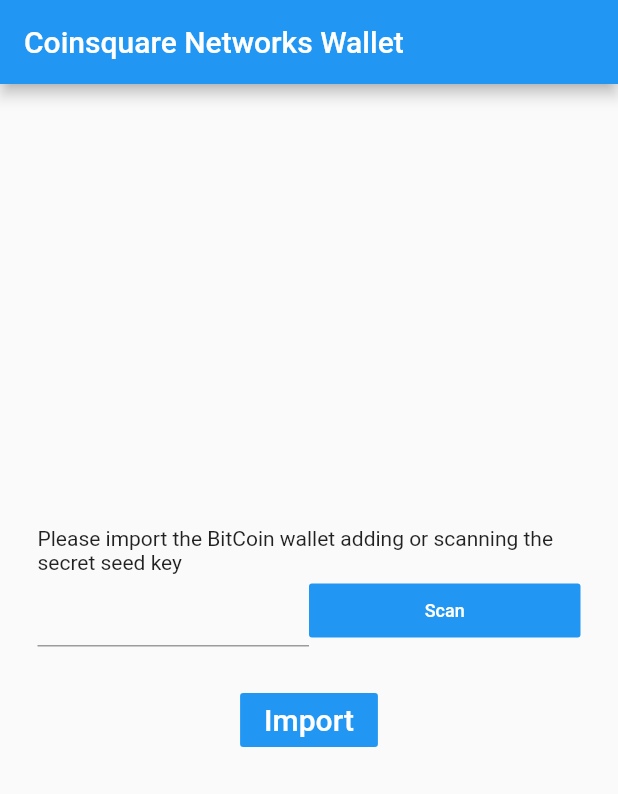
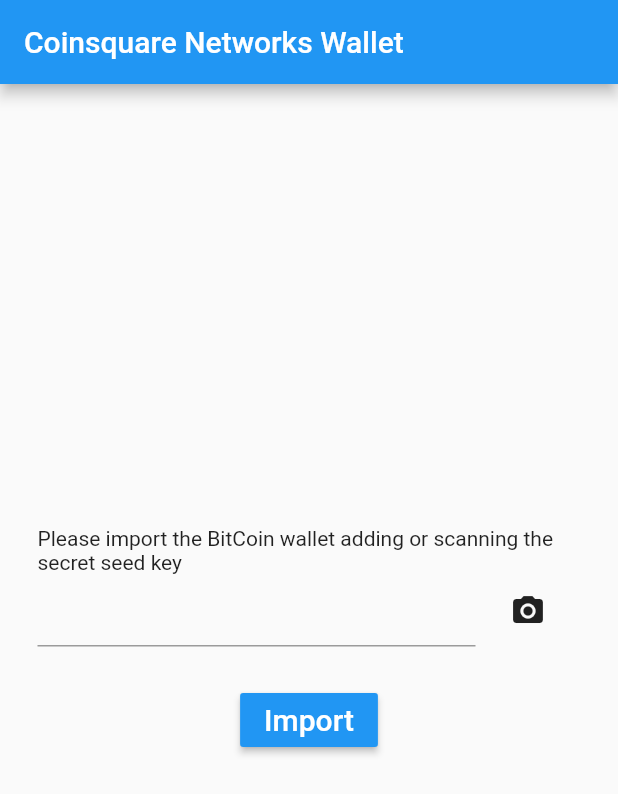
Before and after one commit to dabitdev/flutter_btc_balance_checker, a Flutter app: the screen it shows after launch, on a phone screen of 412 x 824 dp. Shown: the top 794 px of the screen. Run offline on Flutter 3.47's test engine with Material 2 defaults, Android fonts, the phone set to English and light mode, and no system bars.

Commit message:
Addiung icon.

```diff
--- a/lib/main.dart
+++ b/lib/main.dart
@@ -85,11 +85,10 @@ class _MyHomePageState extends State<MyHomePage> {
             Row(
               children:<Widget>[
                 Expanded(child: TextField()),
-                Expanded(child: FlatButton(textColor:Colors.white, color:Colors.blue, onPressed: (){},
-              child: Text("Scan", style: TextStyle(fontSize: 12.0)))),
+                SizedBox(width:70, child:IconButton(icon:Icon(Icons.camera_alt), onPressed: (){})),
               ],
             ),
-            Container(margin: new EdgeInsets.all(25.0), child: FlatButton(textColor:Colors.white, color:Colors.blue, onPressed: (){},
+            Container(margin: new EdgeInsets.all(25.0), child: RaisedButton(textColor:Colors.white, color:Colors.blue, onPressed: (){},
               child: Text("Import", style: TextStyle(fontSize: 20.0))))
           ],
         ),
```
